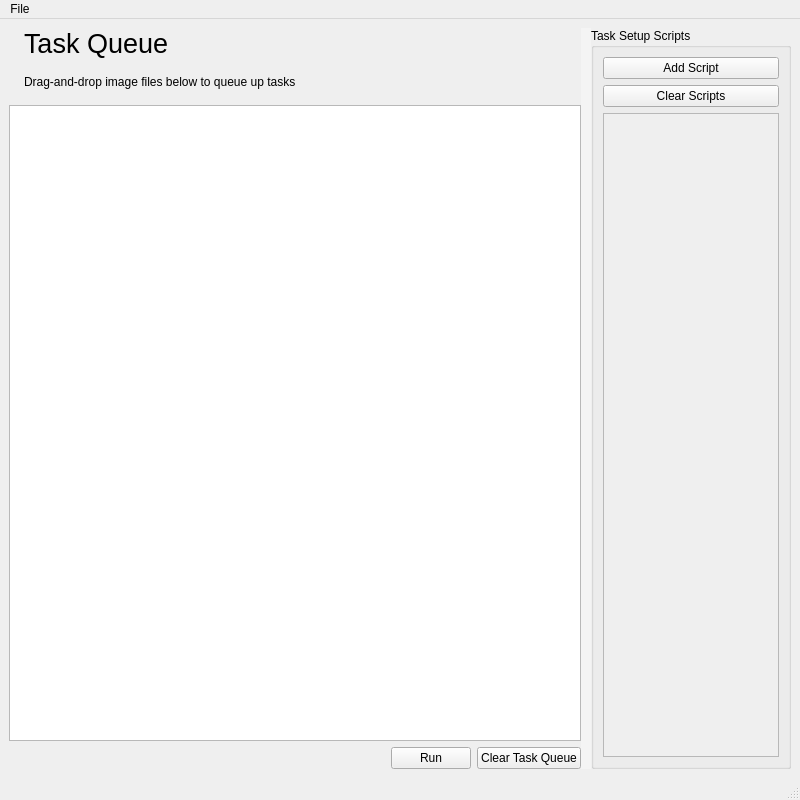
This is geometrize/dialog/taskqueuewindow.ui in Tw1ddle/geometrize as Qt 5 draws it before an edit. The edited form follows.
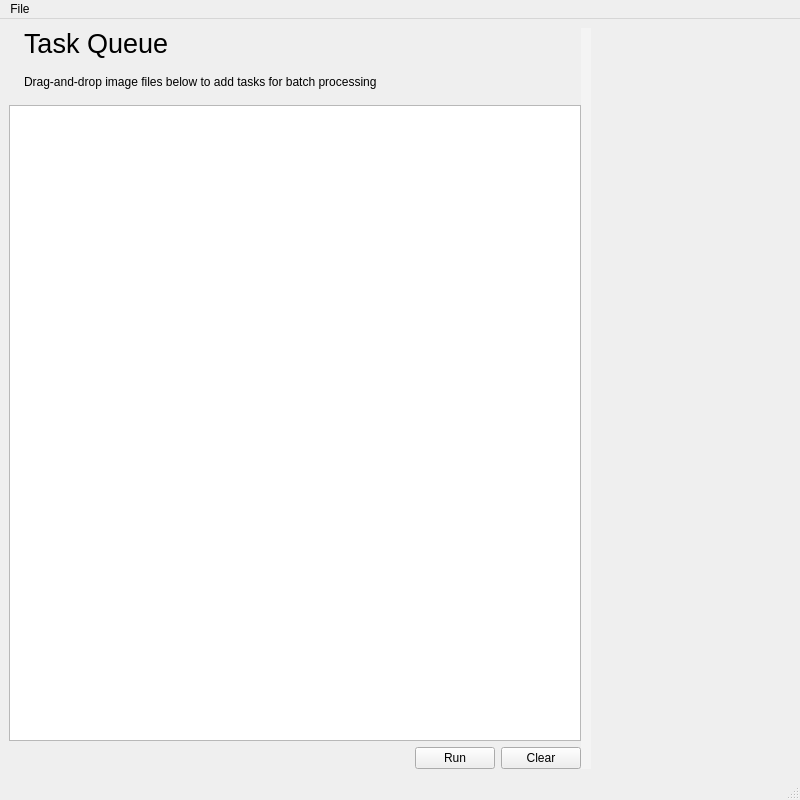
This is the edited form. Icons and pictures are not drawn.

Commit message: Implement task queue + scripting, add auto-load/save options for the image task preferences, other minor tweaks

The edit to the form file:
```diff
--- a/geometrize/dialog/taskqueuewindow.ui
+++ b/geometrize/dialog/taskqueuewindow.ui
@@ -18,7 +18,7 @@
   </property>
   <property name="minimumSize">
    <size>
-    <width>600</width>
+    <width>800</width>
     <height>600</height>
    </size>
   </property>
@@ -177,7 +177,7 @@
             <item>
              <widget class="QLabel" name="taskListInstructionText">
               <property name="text">
-               <string>Drag-and-drop image files below to queue up tasks</string>
+               <string extracomment="Instructions to the user explaining how to add items to the task queue list, by dragging items into a list below this text">Drag-and-drop image files below to add tasks for batch processing</string>
               </property>
              </widget>
             </item>
@@ -217,7 +217,7 @@
           <item>
            <widget class="QPushButton" name="clearQueueButton">
             <property name="text">
-             <string>Clear Task Queue</string>
+             <string extracomment="Text on a button that removes any queued up tasks from the task queue in the user interface">Clear</string>
             </property>
            </widget>
           </item>
@@ -234,49 +234,11 @@
        </property>
        <layout class="QVBoxLayout" name="verticalLayout">
         <item>
-         <widget class="QGroupBox" name="perTaskScriptsContainer">
-          <property name="title">
-           <string>Task Setup Scripts</string>
+         <layout class="QVBoxLayout" name="taskListScriptLayout">
+          <property name="sizeConstraint">
+           <enum>QLayout::SetDefaultConstraint</enum>
           </property>
-          <layout class="QVBoxLayout" name="verticalLayout_6">
-           <item>
-            <widget class="QPushButton" name="addScriptButton">
-             <property name="text">
-              <string>Add Script</string>
-             </property>
-            </widget>
-           </item>
-           <item>
-            <widget class="QPushButton" name="clearScriptsButton">
-             <property name="text">
-              <string>Clear Scripts</string>
-             </property>
-            </widget>
-           </item>
-           <item>
-            <widget class="QScrollArea" name="taskQueueScriptsScrollArea">
-             <property name="widgetResizable">
-              <bool>true</bool>
-             </property>
-             <widget class="QWidget" name="taskQueueScriptsScrollWidgetContents">
-              <property name="geometry">
-               <rect>
-                <x>0</x>
-                <y>0</y>
-                <width>254</width>
-                <height>624</height>
-               </rect>
-              </property>
-              <layout class="QVBoxLayout" name="verticalLayout_9">
-               <item>
-                <layout class="QVBoxLayout" name="taskQueueScriptsContainer"/>
-               </item>
-              </layout>
-             </widget>
-            </widget>
-           </item>
-          </layout>
-         </widget>
+         </layout>
         </item>
        </layout>
       </widget>
```
Left out of the diff: 16 changed lines with no effect on the pictures. The commit also changes 28 other files.
